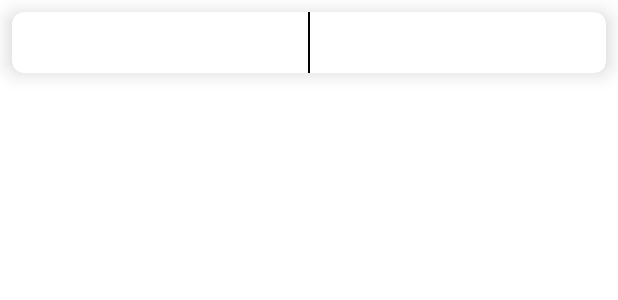
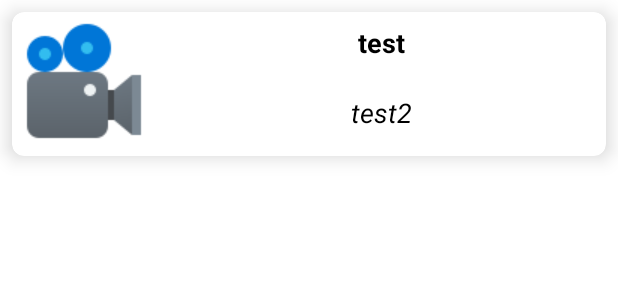
Before and after one commit to nikola-171/Movie-Library-Android, an Android app: the layout cast_list.xml on its own in the app's theme, with its tools: preview values and no code run, on a phone screen of 412 x 824 dp. Shown: the top 300 px of the screen. Run offline under Robolectric (Android 15) with nearby library versions, the phone set to English and light mode, and no system bars.

Commit message:
Improved UI for cast fragment and poster layout, added color to movie title and app icon improved

```diff
--- a/app/build.gradle
+++ b/app/build.gradle
@@ -25,6 +25,7 @@ android {
         sourceCompatibility JavaVersion.VERSION_1_8
         targetCompatibility JavaVersion.VERSION_1_8
     }
+    namespace 'com.example.movielibrary'
 }
 
 dependencies {
--- a/app/src/main/java/com/example/movielibrary/MainActivity.java
+++ b/app/src/main/java/com/example/movielibrary/MainActivity.java
@@ -161,7 +161,6 @@ public class MainActivity extends AppCompatActivity implements OnMovieClickListe
     private void displaySavedMovies() {
         Intent intent = new Intent(MainActivity.this, SavedMoviesActivity.class);
         startActivity(intent);
-        finish();
     }
 
     @Override
--- a/app/src/main/res/layout/cast_list.xml
+++ b/app/src/main/res/layout/cast_list.xml
@@ -9,36 +9,53 @@
 
     <LinearLayout
         android:orientation="horizontal"
+        android:weightSum="5"
         android:layout_width="match_parent"
         android:layout_height="wrap_content">
 
+
+
+        <ImageView
+                android:id="@+id/imageView_actor"
+                android:layout_width="wrap_content"
+                android:adjustViewBounds="true"
+                android:src="@drawable/icon"
+                android:layout_height="wrap_content" />
+
+        <LinearLayout
+            android:orientation="vertical"
+            android:layout_width="match_parent"
+            android:layout_height="match_parent">
 
             <TextView
                 android:id="@+id/textView_actor"
                 android:textColor="@color/black"
                 android:textSize="18sp"
                 android:textAlignment="center"
-            android:textStyle="normal"
+                android:textStyle="bold"
                 android:padding="8dp"
-            android:layout_weight="1"
-            android:layout_width="0dp"
-            android:layout_height="wrap_content" />
+                android:text="test"
+                android:gravity="center"
+                android:layout_weight="3"
+                android:layout_height="match_parent"
+                android:layout_width="match_parent"/>
 
-        <View
-            android:layout_width="1dp"
-            android:layout_height="match_parent"
-            android:background="@color/black" />
 
             <TextView
                 android:id="@+id/textView_character"
                 android:textColor="@color/black"
                 android:textSize="18sp"
                 android:textAlignment="center"
-            android:textStyle="normal"
+                android:textStyle="italic"
+                android:gravity="center"
                 android:padding="8dp"
-            android:layout_weight="1"
-            android:layout_width="0dp"
-            android:layout_height="wrap_content" />
+                android:text="test2"
+                android:layout_weight="2"
+                android:layout_width="match_parent"
+                android:layout_height="match_parent" />
+        </LinearLayout>
+
+
     </LinearLayout>
 
 </androidx.cardview.widget.CardView>
--- a/build.gradle
+++ b/build.gradle
@@ -1,7 +1,7 @@
 // Top-level build file where you can add configuration options common to all sub-projects/modules.
 plugins {
-    id 'com.android.application' version '7.1.2' apply false
-    id 'com.android.library' version '7.1.2' apply false
+    id 'com.android.application' version '7.3.0' apply false
+    id 'com.android.library' version '7.3.0' apply false
 }
 
 task clean(type: Delete) {
```
Also changed, not shown: app/src/main/AndroidManifest.xml (+5 -3 lines), app/src/main/java/com/example/movielibrary/Adapters/HomeRecyclerAdapter.java (+6 -7 lines), app/src/main/java/com/example/movielibrary/Adapters/MovieDetails/CastRecyclerAdapter.java (+11 -0 lines), app/src/main/java/com/example/movielibrary/MovieActivities/DetailsActivity.java (+8 -2 lines), app/src/main/java/com/example/movielibrary/MovieActivities/SavedMoviesActivity.java (+1 -23 lines), app/src/main/res/layout/activity_details.xml (+15 -21 lines), app/src/main/res/layout/activity_saved_movies.xml (+4 -23 lines), app/src/main/res/drawable/camera.jpg (deleted), app/src/main/res/drawable/icon.png (added), gradle/wrapper/gradle-wrapper.properties. Lines whose indentation alone changed are shown as unchanged.
